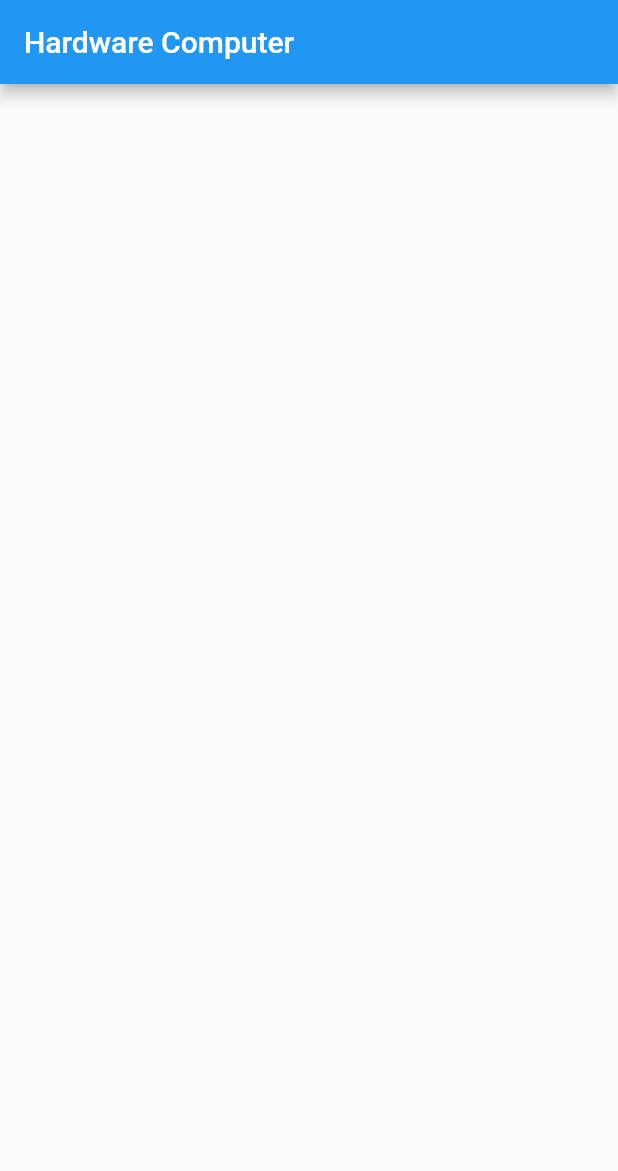
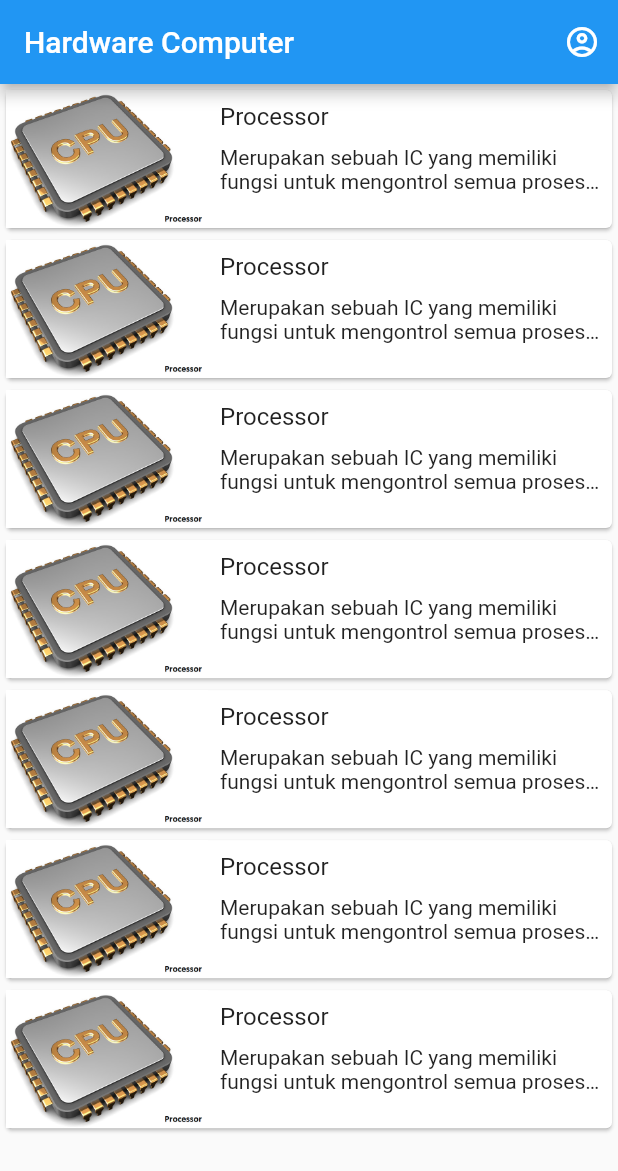
Before and after one commit to dayens/flutter-pemula, a Flutter app: the screen it shows after launch, on a phone screen of 412 x 824 dp. Shown: the top 1171 px of the screen. Run offline on Flutter 3.47's test engine with Material 2 defaults, Android fonts, the phone set to English and light mode, and no system bars.

```diff
--- a/lib/home_screen.dart
+++ b/lib/home_screen.dart
@@ -1,4 +1,6 @@
+import 'package:flutter/cupertino.dart';
 import 'package:flutter/material.dart';
+import 'package:flutter_dion_pemula1/model/hardware_data.dart';
 
 class HomeScreen extends StatelessWidget {
   @override
@@ -6,6 +8,61 @@ class HomeScreen extends StatelessWidget {
     return Scaffold(
       appBar: AppBar(
         title: Text('Hardware Computer'),
+        actions: <Widget>[
+          IconButton(
+            icon: const Icon(Icons.account_circle_outlined),
+            tooltip: 'Profile',
+            onPressed: () {
+
+            },
+          ),
+        ],
+      ),
+
+      body: ListView.builder(
+        itemBuilder: (context, index) {
+          final HardwareData hardware = hardwareDataList[index];
+          return InkWell(
+            onTap: () {
+
+            },
+            child: Card(
+              child: Row(
+                crossAxisAlignment: CrossAxisAlignment.start,
+                children: <Widget>[
+                  Expanded(
+                    flex: 1,
+                    child: Image.asset(hardware.image),
+                  ),
+                  Expanded(
+                    flex: 2,
+                    child: Padding(
+                      padding: const EdgeInsets.all(8.0),
+                      child: Column(
+                        crossAxisAlignment: CrossAxisAlignment.start,
+                        children: <Widget>[
+                          Text(
+                            hardware.name,
+                            style: TextStyle(fontSize: 16.0),
+                          ),
+                          SizedBox(
+                            height: 10,
+                          ),
+                          Text(
+                            hardware.description,
+                            maxLines: 2,
+                            overflow: TextOverflow.ellipsis,
+                          ),
+                        ],
+                      ),
+                    ),
+                  )
+                ],
+              ),
+            ),
+          );
+        },
+        itemCount: hardwareDataList.length,
       ),
     );
   }
--- /dev/null
+++ b/lib/model/hardware_data.dart
@@ -0,0 +1,49 @@
+class HardwareData {
+  String image;
+  String name;
+  String description;
+
+  HardwareData({
+    required this.image,
+    required this.name,
+    required this.description
+});
+}
+
+var hardwareDataList = [
+  HardwareData(
+    image: 'images/processor.png',
+    name: 'Processor',
+    description: 'Merupakan sebuah IC yang memiliki fungsi untuk mengontrol semua proses atau jalannya sebuah sistem komputer.  processor bertugas melakukan perhitungan aritmatika dan logika pada sebuah komputer serta memberikan instruksi untuk menjalankan program yang akan dijalankan oleh komputer yang diinput oleh user (branware). Processor juga dapat diartikan sebagai otak dari sebuah system computer.'
+  ),
+  HardwareData(
+      image: 'images/processor.png',
+      name: 'Processor',
+      description: 'Merupakan sebuah IC yang memiliki fungsi untuk mengontrol semua proses atau jalannya sebuah sistem komputer.  processor bertugas melakukan perhitungan aritmatika dan logika pada sebuah komputer serta memberikan instruksi untuk menjalankan program yang akan dijalankan oleh komputer yang diinput oleh user (branware). Processor juga dapat diartikan sebagai otak dari sebuah system computer.'
+  ),
+  HardwareData(
+      image: 'images/processor.png',
+      name: 'Processor',
+      description: 'Merupakan sebuah IC yang memiliki fungsi untuk mengontrol semua proses atau jalannya sebuah sistem komputer.  processor bertugas melakukan perhitungan aritmatika dan logika pada sebuah komputer serta memberikan instruksi untuk menjalankan program yang akan dijalankan oleh komputer yang diinput oleh user (branware). Processor juga dapat diartikan sebagai otak dari sebuah system computer.'
+  ),
+  HardwareData(
+      image: 'images/processor.png',
+      name: 'Processor',
+      description: 'Merupakan sebuah IC yang memiliki fungsi untuk mengontrol semua proses atau jalannya sebuah sistem komputer.  processor bertugas melakukan perhitungan aritmatika dan logika pada sebuah komputer serta memberikan instruksi untuk menjalankan program yang akan dijalankan oleh komputer yang diinput oleh user (branware). Processor juga dapat diartikan sebagai otak dari sebuah system computer.'
+  ),
+  HardwareData(
+      image: 'images/processor.png',
+      name: 'Processor',
+      description: 'Merupakan sebuah IC yang memiliki fungsi untuk mengontrol semua proses atau jalannya sebuah sistem komputer.  processor bertugas melakukan perhitungan aritmatika dan logika pada sebuah komputer serta memberikan instruksi untuk menjalankan program yang akan dijalankan oleh komputer yang diinput oleh user (branware). Processor juga dapat diartikan sebagai otak dari sebuah system computer.'
+  ),
+  HardwareData(
+      image: 'images/processor.png',
+      name: 'Processor',
+      description: 'Merupakan sebuah IC yang memiliki fungsi untuk mengontrol semua proses atau jalannya sebuah sistem komputer.  processor bertugas melakukan perhitungan aritmatika dan logika pada sebuah komputer serta memberikan instruksi untuk menjalankan program yang akan dijalankan oleh komputer yang diinput oleh user (branware). Processor juga dapat diartikan sebagai otak dari sebuah system computer.'
+  ),
+  HardwareData(
+      image: 'images/processor.png',
+      name: 'Processor',
+      description: 'Merupakan sebuah IC yang memiliki fungsi untuk mengontrol semua proses atau jalannya sebuah sistem komputer.  processor bertugas melakukan perhitungan aritmatika dan logika pada sebuah komputer serta memberikan instruksi untuk menjalankan program yang akan dijalankan oleh komputer yang diinput oleh user (branware). Processor juga dapat diartikan sebagai otak dari sebuah system computer.'
+  )
+];
--- a/pubspec.yaml
+++ b/pubspec.yaml
@@ -61,6 +61,8 @@ flutter:
   # assets:
   #   - images/a_dot_burr.jpeg
   #   - images/a_dot_ham.jpeg
+  assets:
+    - images/processor.png
 
   # An image asset can refer to one or more resolution-specific "variants", see
   # https://flutter.dev/assets-and-images/#resolution-aware.
```
Also changed, not shown: images/processor.png (added).
